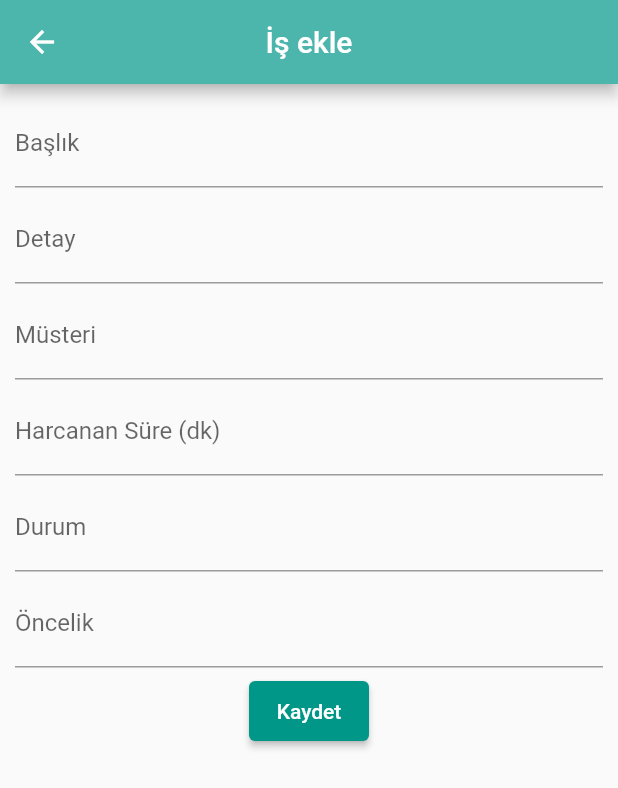
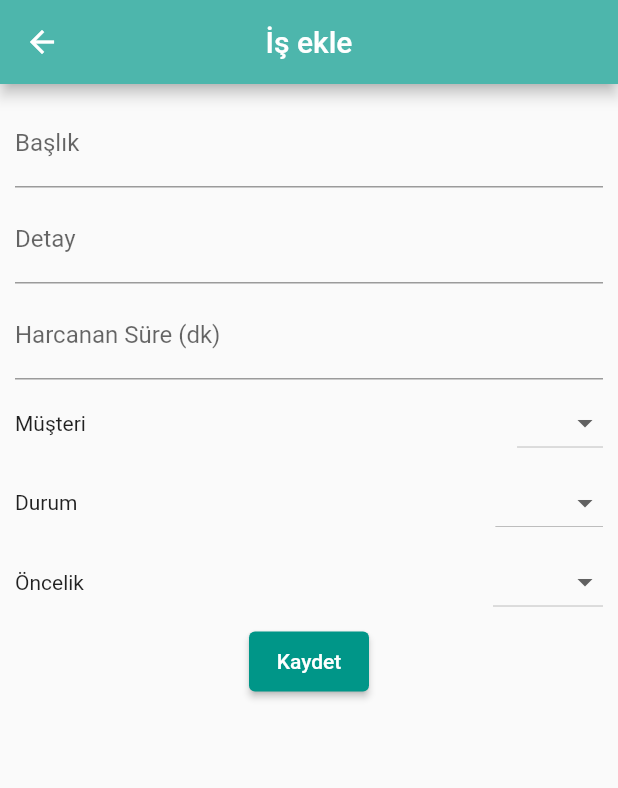
Before and after one commit to YuSaBi/job_list_project, a Flutter app: the MainScreen screen opened directly, after a tap on "İş ekleme", on a phone screen of 412 x 824 dp. Shown: the top 788 px of the screen. Run offline on Flutter 3.47's test engine with Material 2 defaults, Android fonts, the phone set to English and light mode, and no system bars; our stand-ins replace shared_preferences; accounts and stored records are empty.

Commit message:
mavi ekrandan sonra

```diff
--- a/lib/views/jobAddView.dart
+++ b/lib/views/jobAddView.dart
@@ -4,6 +4,7 @@
 import 'dart:convert';
 
 import 'package:flutter/material.dart';
+import 'package:flutter/services.dart';
 import 'package:http/http.dart' as http;
 import '../models/httpConfig.dart';
 import 'package:job_list_project/models/jobRequestModel.dart';
@@ -27,6 +28,13 @@ class _jobAdd extends State {
   late SharedPreferences sharedPreferences;
   int userID =-1;
   //jobAdd({Key? key}) : super(key: key);
+
+  List<String> musteri = ["shell", "bp", "opet"];
+  String? musteriSelectedVal;
+  List<String> durum = ["yeni", "devam", "bitti"];
+  String? durumSelectedVal;
+  List<String> oncelik = ["düşük", "orta", "yüksek"]; // SUNUCUDAN ÇEKİLECEK
+  String? oncelikSelectedVal;
 
   @override
   void initState() {
@@ -69,9 +77,9 @@ class _jobAdd extends State {
               const SizedBox(height: 5.0,),
               buildDetayField(),
               const SizedBox(height: 5.0,),
+              buildHarcanansureField(),
+              const SizedBox(height: 5.0,),
               buildCustomerIdField(),
-              const SizedBox(height: 5.0,),
-              buildHarcanansureField(),
               const SizedBox(height: 5.0,),
               buildDurumField(),
               const SizedBox(height: 5.0,),
@@ -121,7 +129,48 @@ class _jobAdd extends State {
     );
   }
 
+  buildHarcanansureField() {
+    return TextFormField(
+      decoration: const InputDecoration(
+        labelText: "Harcanan Süre (dk)",
+      ),
+      autovalidateMode: AutovalidateMode.onUserInteraction,
+      keyboardType: TextInputType.number,
+      inputFormatters: <TextInputFormatter>[FilteringTextInputFormatter.digitsOnly],
+      validator: ((value) {
+        if (value == null || value.isEmpty) {
+          return "Harcanan süre değeri boş bırakılamaz";
+        }
+        /*if (int.parse(value).runtimeType!=int) {
+          return "Harcanan süre yalnızca sayısal değer alabilir.";
+        }*/
+      }),
+      onSaved: (newValue) {
+        eklenecekJob.harcananSure=int.parse(newValue.toString());
+      },
+    );
+  }
+
   buildCustomerIdField() {
+    return Row(
+      mainAxisAlignment: MainAxisAlignment.spaceBetween,
+      children: [
+        Text("Müşteri"),
+        DropdownButton<String>(
+          items: musteri.map(buildMusteriItem).toList(),
+          //onChanged: (value) => setState(() => this.musteriSelectedVal =value),
+          onChanged: (value) {
+            setState(() {
+              this.musteriSelectedVal = value;
+            });
+            eklenecekJob.musteri = musteri.indexOf(value.toString())+1;
+          },
+          value: musteriSelectedVal,
+          alignment: Alignment.centerRight,
+        ),
+      ],
+    );
+    /*
     return TextFormField(
       decoration: const InputDecoration(
         labelText: "Müsteri",
@@ -136,26 +185,36 @@ class _jobAdd extends State {
         eklenecekJob.musteri=int.parse(newValue.toString()); // DEĞİŞTİRİLECEK
       },
     );
+    */
   }
 
-  buildHarcanansureField() {
-    return TextFormField(
-      decoration: const InputDecoration(
-        labelText: "Harcanan Süre (dk)",
-      ),
-      autovalidateMode: AutovalidateMode.onUserInteraction,
-      validator: ((value) {
-        if (value == null || value.isEmpty) {
-          return "Harcanan süre değeri boş bırakılamaz";
-        }
-      }),
-      onSaved: (newValue) {
-        eklenecekJob.harcananSure=int.parse(newValue.toString());
-      },
-    );
-  }
+  DropdownMenuItem<String> buildMusteriItem(String item) => DropdownMenuItem(
+    value: item,
+    child: Text(
+      item,
+    ),
+  );
 
   buildDurumField() {
+    return Row(
+      mainAxisAlignment: MainAxisAlignment.spaceBetween,
+      children: [
+        Text("Durum"),
+        DropdownButton<String>(
+          items: durum.map(buildDurumItem).toList(),
+          //onChanged: (value) => setState(() => this.musteriSelectedVal =value),
+          onChanged: (value) {
+            setState(() {
+              this.durumSelectedVal = value;
+            });
+            eklenecekJob.durum = durum.indexOf(value.toString())+1;
+          },
+          value: durumSelectedVal,
+          alignment: Alignment.centerRight,
+        ),
+      ],
+    );
+    /*
     return TextFormField(
       decoration: const InputDecoration(
         labelText: "Durum",
@@ -170,9 +229,36 @@ class _jobAdd extends State {
         eklenecekJob.durum=int.parse(newValue.toString()); // DEĞİŞTİRİLECEK
       },
     );
+    */
   }
 
+  DropdownMenuItem<String> buildDurumItem(String item) => DropdownMenuItem(
+        value: item,
+        child: Text(
+          item,
+        ),
+      );
+
   buildPriorityField() {
+    return Row(
+      mainAxisAlignment: MainAxisAlignment.spaceBetween,
+      children: [
+        Text("Öncelik"),
+        DropdownButton<String>(
+          items: oncelik.map(buildOncelikItem).toList(),
+          //onChanged: (value) => setState(() => this.musteriSelectedVal =value),
+          onChanged: (value) {
+            setState(() {
+              this.oncelikSelectedVal = value;
+            });
+            eklenecekJob.oncelik = oncelik.indexOf(value.toString())+1;
+          },
+          value: oncelikSelectedVal,
+          alignment: Alignment.centerRight,
+        ),
+      ],
+    );
+    /*
     return TextFormField(
       decoration: const InputDecoration(
         labelText: "Öncelik",
@@ -187,7 +273,15 @@ class _jobAdd extends State {
         eklenecekJob.oncelik=int.parse(newValue.toString()); // DEĞİŞTİRİLECEK
       },
     );
+    */
   }
+  DropdownMenuItem<String> buildOncelikItem(String item) => DropdownMenuItem(
+        value: item,
+        child: Text(
+          item,
+          //style: TextStyle(fontWeight: FontWeight.bold),
+        ),
+      );
 
   buildSubmitButton() {
     return ElevatedButton(
--- a/lib/views/jobEditView.dart
+++ b/lib/views/jobEditView.dart
@@ -1,6 +1,7 @@
 import 'dart:convert';
 
 import 'package:flutter/material.dart';
+import 'package:flutter/services.dart';
 import 'package:job_list_project/models/jobRequestModel.dart';
 import 'package:job_list_project/models/jobResponseModel.dart';
 import 'package:shared_preferences/shared_preferences.dart';
@@ -30,6 +31,7 @@ class _jobEdit extends State {
   String? durumSelectedVal;
   List<String> oncelik = ["düşük", "orta", "yüksek"]; // SUNUCUDAN ÇEKİLECEK
   String? oncelikSelectedVal;
+
   bool ilkGirisMusteri = true;
   bool ilkGirisDurum = true;
   bool ilkGirisOncelik = true;
@@ -168,6 +170,8 @@ class _jobEdit extends State {
         labelText: "Harcanan Süre (dk)",
       ),
       autovalidateMode: AutovalidateMode.onUserInteraction,
+      keyboardType: TextInputType.number,
+      inputFormatters: <TextInputFormatter>[FilteringTextInputFormatter.digitsOnly],
       validator: ((value) {
         if (value == null || value.isEmpty) {
           return "Harcanan süre değeri boş bırakılamaz";
--- a/lib/views/jobListview.dart
+++ b/lib/views/jobListview.dart
@@ -162,7 +162,7 @@ class _jobListViewState extends State {
                 )
               : Column(
                   children: [
-                    veriler == "empty"
+                    veriler == "empty" || veriler == null || veriler==[]
                         ? const Text(
                             "Henüz bu kullanıcıya ait bir job bulunmuyor")
                         : ListTile(
```
Also changed, not shown: lib/main.dart (line endings or trailing spaces). Lines whose indentation alone changed are shown as unchanged.
